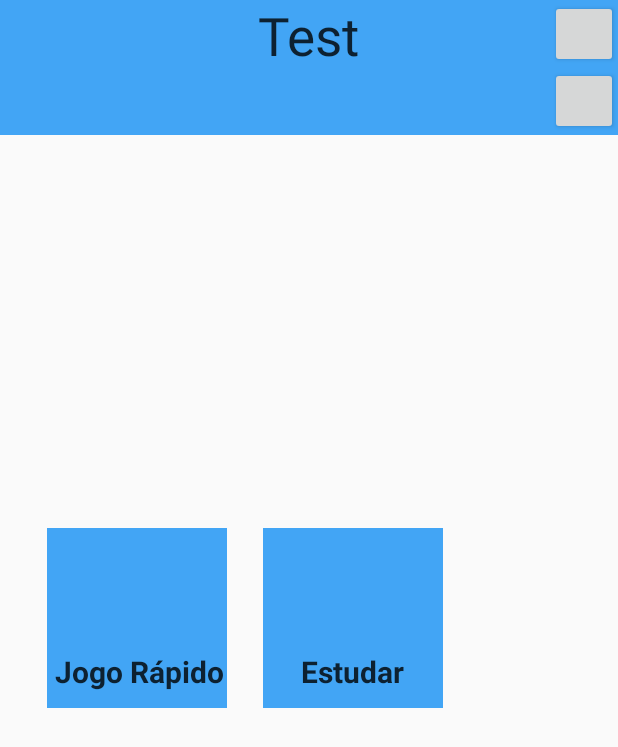
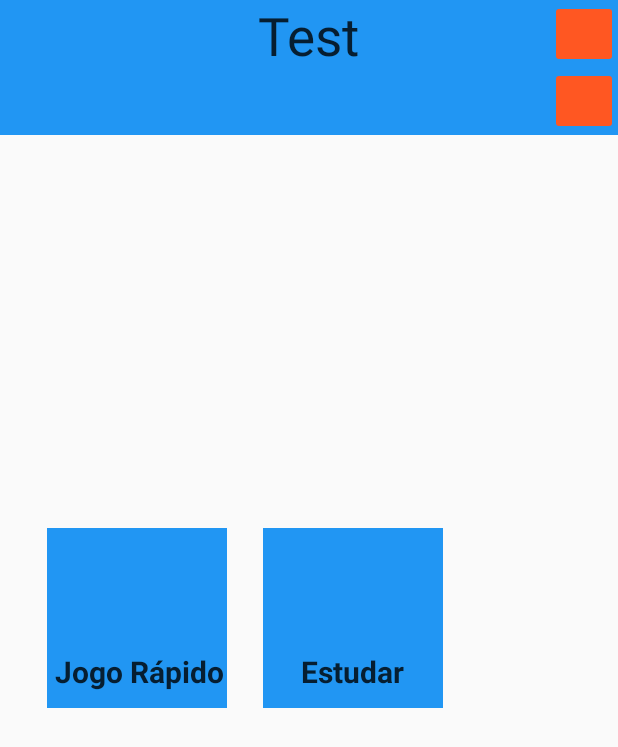
Before and after one commit to AndreArrebola/TeacherFox, an Android app: the screen it shows after launch (MainActivity), after a tap on an icon or button, on a phone screen of 412 x 824 dp. Shown: the top 747 px of the screen. Run offline under Robolectric (Android 15) with nearby library versions, the phone set to English and light mode, and no system bars.

Commit message:
Iniciando Menu3

```diff
--- a/TeacherFox/app/src/main/res/layout/mainmenu.xml
+++ b/TeacherFox/app/src/main/res/layout/mainmenu.xml
@@ -7,6 +7,11 @@
     android:background="@color/colorPrimary"
     android:layout_gravity="right"
     >
+    <LinearLayout
+        android:layout_width="match_parent"
+        android:layout_height="wrap_content"
+        android:orientation="vertical"
+        >
 <RelativeLayout
     android:layout_width="match_parent"
     android:layout_height="match_parent"
@@ -27,20 +32,28 @@
 
     </TextView>
 
-    <Button
+    <ImageButton
         android:layout_width="45dp"
         android:layout_height="45dp"
         android:layout_alignParentTop="true"
         android:layout_alignParentRight="true"
-        android:layout_alignParentEnd="true" />
-    <Button
+        android:layout_alignParentEnd="true"
+        android:backgroundTint="@color/colorAccent"
+        />
+    <ImageButton
         android:layout_width="45dp"
         android:layout_height="45dp"
         android:layout_alignParentBottom="true"
         android:layout_alignParentRight="true"
-        android:layout_alignParentEnd="true" />
+        android:layout_alignParentEnd="true"
+        android:backgroundTint="@color/colorAccent"
+        />
 </RelativeLayout>
-
+        <View
+            android:layout_width="match_parent"
+            android:layout_height="4dp"
+            android:background="@drawable/shadow" />
+    </LinearLayout>
 </LinearLayout>
 <LinearLayout
     android:layout_width="120dp"
--- a/TeacherFox/app/src/main/res/values/colors.xml
+++ b/TeacherFox/app/src/main/res/values/colors.xml
@@ -1,6 +1,6 @@
 <?xml version="1.0" encoding="utf-8"?>
 <resources>
-    <color name="colorPrimary">#42A5F5</color>
-    <color name="colorPrimaryDark">#303F9F</color>
-    <color name="colorAccent">#ff9a0e</color>
+    <color name="colorPrimary">#2196F3</color>
+    <color name="colorPrimaryDark">#1976D2</color>
+    <color name="colorAccent">#FF5722</color>
 </resources>
```
